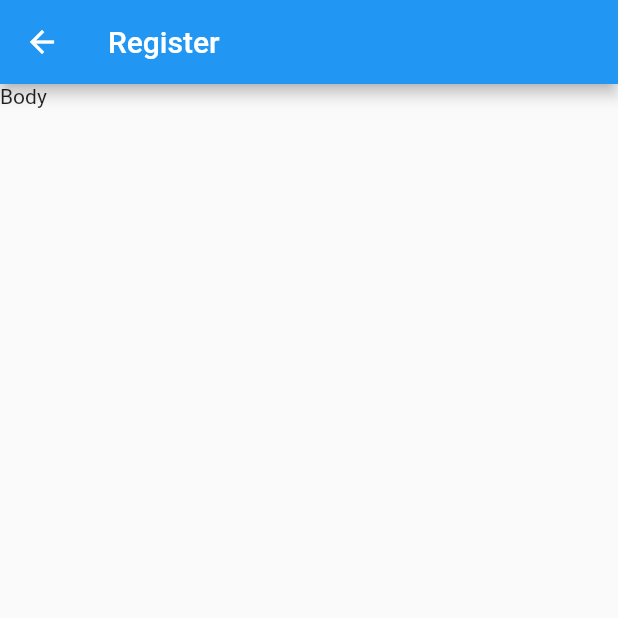
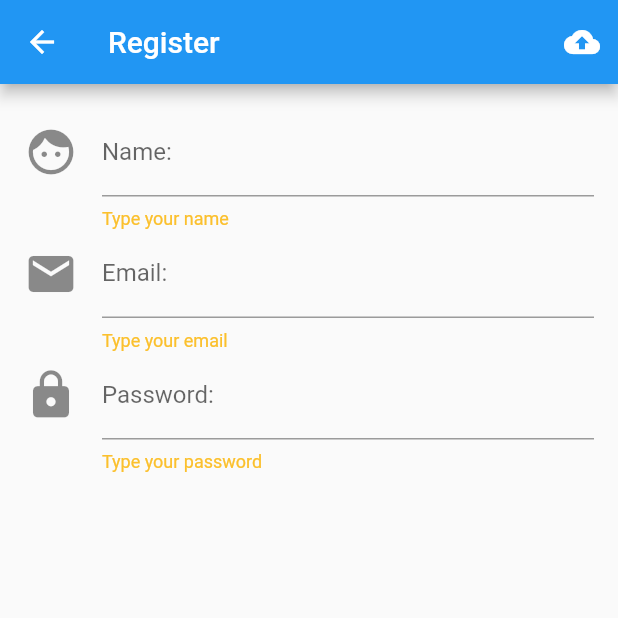
Before and after one commit to arunwongdotw/SunnyPilab, a Flutter app: the screen it shows after launch, after a tap on "Sign Up", on a phone screen of 412 x 824 dp, the top half of it. Run offline on Flutter 3.47's test engine with Material 2 defaults, Android fonts, the phone set to English and light mode, and no system bars.

Commit message:
Design register finish

```diff
--- a/lib/screens/home.dart
+++ b/lib/screens/home.dart
@@ -75,7 +75,7 @@ class _HomeState extends State<Home> {
       'ซั น นี่ ไ พ แ ล็ บ',
       style: TextStyle(
           fontSize: myH1,
-          color: Colors.brown[700],
+          color: Colors.white,
           fontWeight: FontWeight.bold,
           fontFamily: 'Kanit-Regular'),
     );
--- a/lib/screens/register.dart
+++ b/lib/screens/register.dart
@@ -6,13 +6,90 @@ class Register extends StatefulWidget {
 }
 
 class _RegisterState extends State<Register> {
+  // Explicit
+
+  // Method
+  Widget nameText() {
+    return TextFormField(
+      decoration: InputDecoration(
+        icon: Icon(
+          Icons.face,
+          size: 36.0,
+          // color: Colors.green,
+        ),
+        labelText: 'Name: ',
+        // labelStyle: TextStyle(color: Colors.green),
+        helperText: 'Type your name',
+        helperStyle: TextStyle(color: Colors.yellow[700]),
+        hintText: 'English only',
+      ),
+    );
+  }
+
+  Widget emailText() {
+    return TextFormField(
+      keyboardType: TextInputType.emailAddress,
+      decoration: InputDecoration(
+        icon: Icon(
+          Icons.email,
+          size: 36.0,
+          // color: Colors.green,
+        ),
+        labelText: 'Email: ',
+        // labelStyle: TextStyle(color: Colors.green),
+        helperText: 'Type your email',
+        helperStyle: TextStyle(color: Colors.yellow[700]),
+        hintText: 'you@emai.com',
+      ),
+    );
+  }
+
+  Widget passwordText() {
+    return TextFormField(
+      decoration: InputDecoration(
+        icon: Icon(
+          Icons.lock,
+          size: 36.0,
+          // color: Colors.green,
+        ),
+        labelText: 'Password: ',
+        // labelStyle: TextStyle(color: Colors.green),
+        helperText: 'Type your password',
+        helperStyle: TextStyle(color: Colors.yellow[700]),
+        hintText: 'More 6 characters',
+      ),
+    );
+  }
+
+  Widget groupText() {
+    return ListView(
+      padding:
+          EdgeInsets.only(top: 16.0, bottom: 16.0, right: 16.0, left: 16.0),
+      children: <Widget>[
+        nameText(),
+        emailText(),
+        passwordText(),
+      ],
+    );
+  }
+
+  Widget registerButton() {
+    return IconButton(
+      tooltip: 'Register Firebase',
+      icon: Icon(Icons.cloud_upload),
+      onPressed: () {},
+    );
+  }
+
   @override
   Widget build(BuildContext context) {
     return Scaffold(
       appBar: AppBar(
+        actions: <Widget>[registerButton()],
+        // backgroundColor: Color.fromARGB(a, r, g, b),
         title: Text('Register'),
       ),
-      body: Text('Body'),
+      body: groupText(),
     );
   }
 }
```
